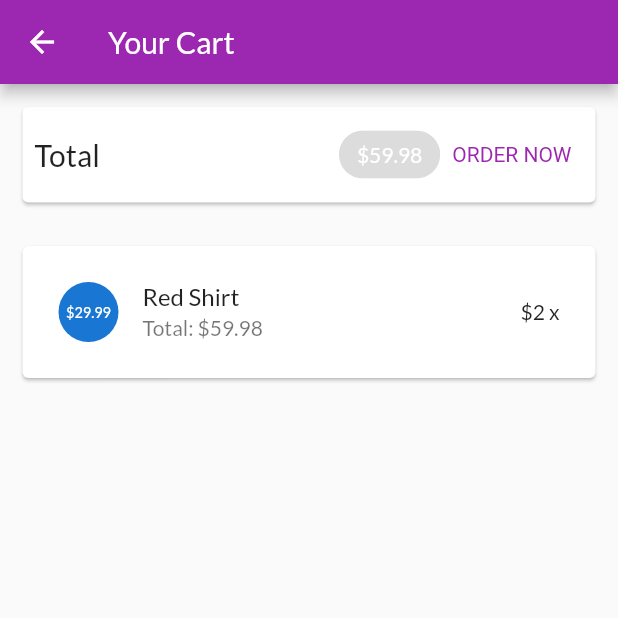
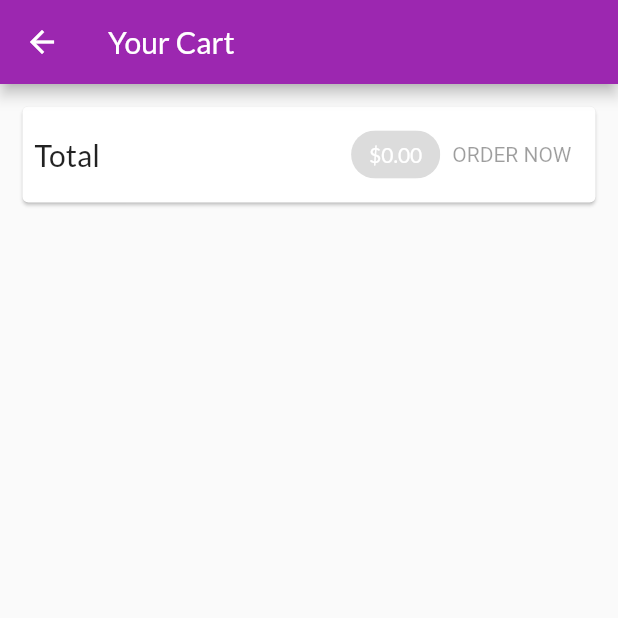
Before and after one commit to atjpta/ct484-myshop, a Flutter app: the CartScreen screen opened by its route, after a tap on "ORDER NOW", on a phone screen of 412 x 824 dp, the top half of it. Run offline on Flutter 3.47's test engine with Material 2 defaults, Android fonts, the phone set to English and light mode, and no system bars; network calls fail.

Commit message:
Quan ly trang thai voi provider - OrdersManager

```diff
--- a/lib/main.dart
+++ b/lib/main.dart
@@ -25,6 +25,9 @@ class MyApp extends StatelessWidget {
         ),
         ChangeNotifierProvider(
           create: (ctx) => CartManager(),
+        ),
+        ChangeNotifierProvider(
+          create: (ctx) => OrdersManager(),
         ),
       ],
       child: MaterialApp(
--- a/lib/ui/cart/cart_screen.dart
+++ b/lib/ui/cart/cart_screen.dart
@@ -4,6 +4,7 @@ import 'cart_manager.dart';
 import 'cart_item_card.dart';
 
 import 'package:provider/provider.dart';
+import '../orders/order_manager.dart';
 
 class CartScreen extends StatelessWidget {
   static const routeName = '/cart';
@@ -63,10 +64,15 @@ class CartScreen extends StatelessWidget {
               ),
             ),
             TextButton(
-                onPressed: () {
-                  // ignore: avoid_print
-                  print('An order has been added');
-                },
+                onPressed: cart.totalAmount <= 0
+                    ? null
+                    : () {
+                        context.read<OrdersManager>().addOrder(
+                              cart.products,
+                              cart.totalAmount,
+                            );
+                        cart.clear();
+                      },
                 style: TextButton.styleFrom(
                     textStyle:
                         TextStyle(color: Theme.of(context).primaryColor)),
--- a/lib/ui/orders/order_manager.dart
+++ b/lib/ui/orders/order_manager.dart
@@ -2,6 +2,7 @@ import 'package:flutter/widgets.dart';
 
 import '../../models/cart_item.dart';
 import '../../models/order_item.dart';
+import 'package:flutter/foundation.dart';
 
 class OrdersManager with ChangeNotifier {
   final List<OrderItem> _orders = [
@@ -22,4 +23,17 @@ class OrdersManager with ChangeNotifier {
   List<OrderItem> get orders {
     return [..._orders];
   }
+
+  void addOrder(List<CartItem> cartProducts, double total) async {
+    _orders.insert(
+      0,
+      OrderItem(
+        id: 'o${DateTime.now().toIso8601String()}',
+        dateTime: DateTime.now(),
+        amount: total,
+        products: cartProducts,
+      ),
+    );
+    notifyListeners();
+  }
 }
--- a/lib/ui/orders/orders_screen.dart
+++ b/lib/ui/orders/orders_screen.dart
@@ -1,4 +1,5 @@
 import 'package:flutter/material.dart';
+import 'package:provider/provider.dart';
 
 import 'order_item_card.dart';
 import 'order_manager.dart';
@@ -10,17 +11,19 @@ class OrdersScreen extends StatelessWidget {
   static const routeName = '/orders';
 
   @override
-  Widget build(BuildContext) {
-    print('Building orders');
-    final ordersManager = OrdersManager();
+  Widget build(BuildContext context) {
+    // print('Building orders');
     return Scaffold(
       appBar: AppBar(
         title: const Text('Your Orders'),
       ),
       drawer: const AppDrawer(),
-      body: ListView.builder(
+      body: Consumer<OrdersManager>(builder: (ctx, ordersManager, child) {
+        return ListView.builder(
           itemCount: ordersManager.orderCount,
-          itemBuilder: (ctx, i) => OrderItemCard(ordersManager.orders[i])),
+          itemBuilder: (ctx, i) => OrderItemCard(ordersManager.orders[i]),
+        );
+      }),
     );
   }
 }
```
